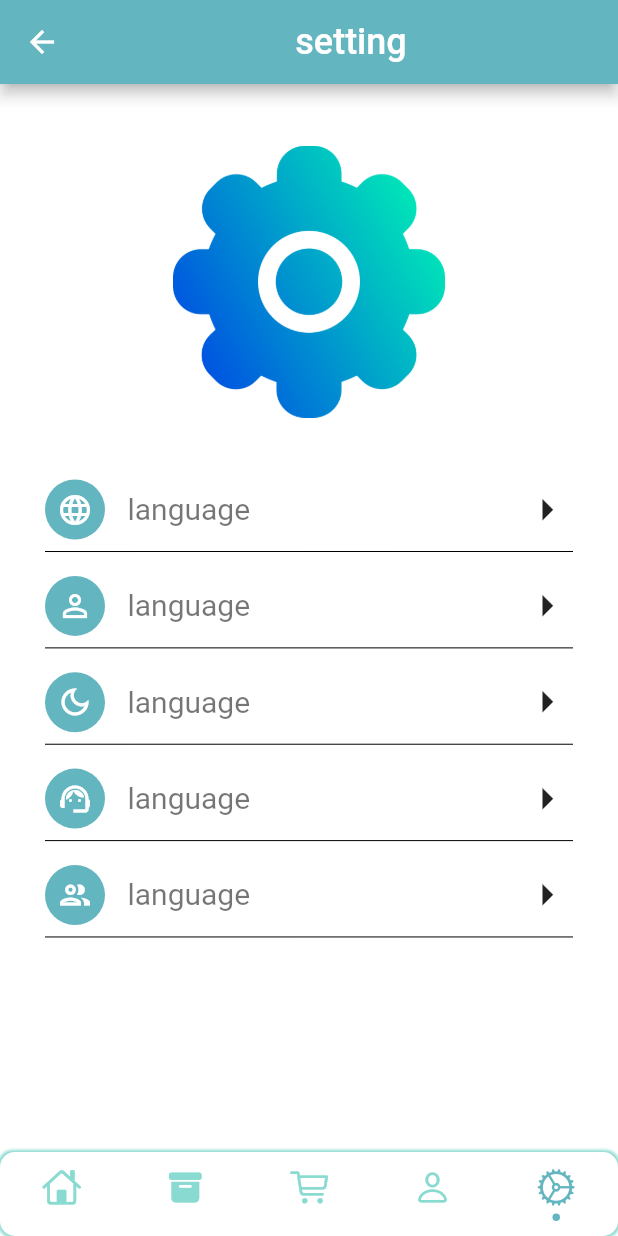
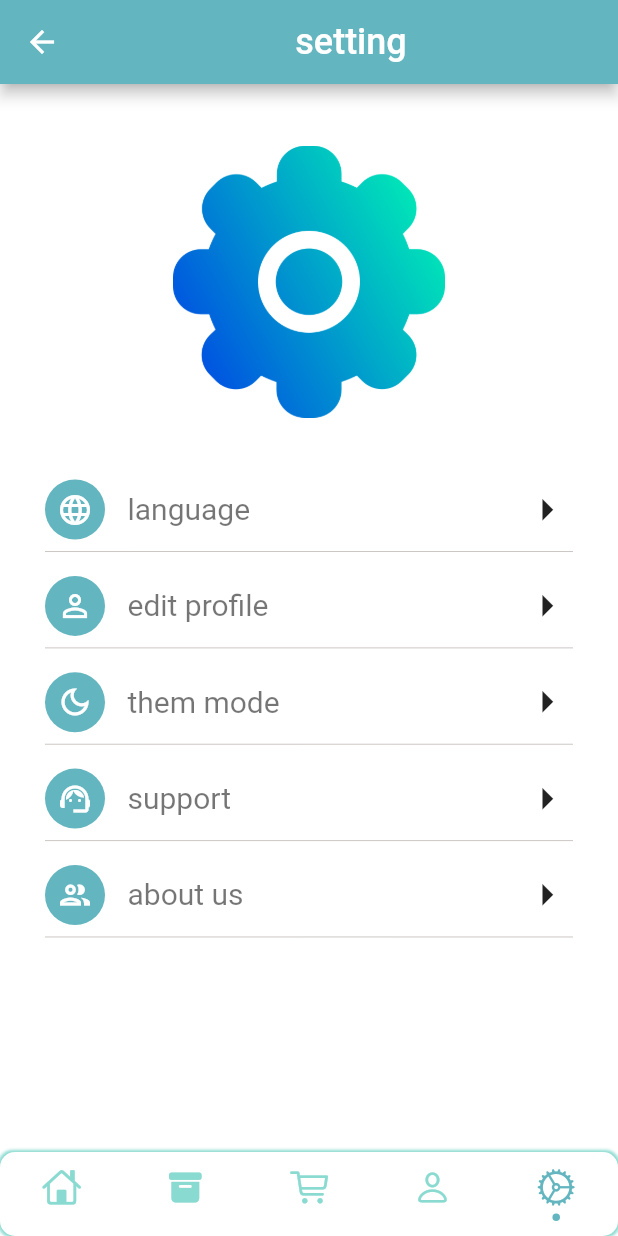
Before and after one commit to khaledsawan/Hungry-, a Flutter app: the screen it shows after launch, item 5 of the bottom bar chosen, on a phone screen of 412 x 824 dp. Run offline on Flutter 3.47's test engine with Material 2 defaults, Android fonts, the phone set to English and light mode, and no system bars; drawn by our look-alikes of persistent_bottom_nav_bar; our stand-ins replace dots_indicator, flutter_typeahead, geocoding, geolocator, get, get_storage and 3 more; missing offline and left inert: flutter_keyboard_visibility_web, flutter_secure_storage_web, geolocator_web, google_maps_flutter_web, google_maps_webservice, package_info_plus_web and 1 more; network calls fail.

Commit message:
complete setting page

```diff
--- a/lib/screen/setting/setting_page.dart
+++ b/lib/screen/setting/setting_page.dart
@@ -2,6 +2,7 @@ import 'package:flutter/material.dart';
 import 'package:get/get.dart';
 import 'package:shop_delivery_system/utils/colors.dart';
 
+import '../../routes/AppRoutes.dart';
 import '../../widgets/icon_than_text/icon_than_text.dart';
 
 class SettingPage extends StatelessWidget {
@@ -102,89 +103,7 @@ class SettingPage extends StatelessWidget {
                           ),
                           GestureDetector(
                             onTap: () {
-                              print('tapped');
-                              ChangeLanguageAlertDialog(context);
-                            },
-                            child: SizedBox(
-                                width: 35,
-                                height: 35,
-                                child: Icon(
-                                  Icons.arrow_right_outlined,
-                                  size: 35,
-                                )),
-                          )
-                        ],
-                      ),
-                      const Divider(color: Colors.black,),
-                      SizedBox(
-                        height: height * 0.01,
 
-                      ),
-                      Row(
-                        mainAxisAlignment: MainAxisAlignment.spaceBetween,
-                        children: [
-                          Icon_Than_Text(
-                            color: AppColors.mainColor,
-                            icon: Icons.person_outline,
-                            text: 'language',
-                          ),
-                          GestureDetector(
-                            onTap: () {
-                              print('tapped');
-                              ChangeLanguageAlertDialog(context);
-                            },
-                            child: SizedBox(
-                                width: 35,
-                                height: 35,
-                                child: Icon(
-                                  Icons.arrow_right_outlined,
-                                  size: 35,
-                                )),
-                          )
-                        ],
-                      ),
-                      const Divider(color: Colors.black,),
-                      SizedBox(
-                        height: height * 0.01,
-                      ),
-                      Row(
-                        mainAxisAlignment: MainAxisAlignment.spaceBetween,
-                        children: [
-                          Icon_Than_Text(
-                            color: AppColors.mainColor,
-                            icon: Icons.dark_mode_outlined,
-                            text: 'language',
-                          ),
-                          GestureDetector(
-                            onTap: () {
-                              print('tapped');
-                              ChangeLanguageAlertDialog(context);
-                            },
-                            child: SizedBox(
-                                width: 35,
-                                height: 35,
-                                child: Icon(
-                                  Icons.arrow_right_outlined,
-                                  size: 35,
-                                )),
-                          )
-                        ],
-                      ),
-                      const Divider(color: Colors.black,),
-                      SizedBox(
-                        height: height * 0.01,
-                      ),
-                      Row(
-                        mainAxisAlignment: MainAxisAlignment.spaceBetween,
-                        children: [
-                          Icon_Than_Text(
-                            color: AppColors.mainColor,
-                            icon: Icons.support_agent_outlined,
-                            text: 'language',
-                          ),
-                          GestureDetector(
-                            onTap: () {
-                              print('tapped');
                               ChangeLanguageAlertDialog(context);
                             },
                             child: const SizedBox(
@@ -197,22 +116,23 @@ class SettingPage extends StatelessWidget {
                           )
                         ],
                       ),
-                      const Divider(color: Colors.black,),
+                       Divider(color: AppColors.textColor,),
                       SizedBox(
                         height: height * 0.01,
+
                       ),
                       Row(
                         mainAxisAlignment: MainAxisAlignment.spaceBetween,
                         children: [
                           Icon_Than_Text(
                             color: AppColors.mainColor,
-                            icon: Icons.group_outlined,
-                            text: 'language',
+                            icon: Icons.person_outline,
+                            text: 'edit profile',
                           ),
                           GestureDetector(
                             onTap: () {
                               print('tapped');
-                              ChangeLanguageAlertDialog(context);
+                              Get.toNamed(AppRoutes.EditProfile);
                             },
                             child: SizedBox(
                                 width: 35,
@@ -224,7 +144,88 @@ class SettingPage extends StatelessWidget {
                           )
                         ],
                       ),
-                      const Divider(color: Colors.black,),
+                       Divider(color: AppColors.textColor,),
+                      SizedBox(
+                        height: height * 0.01,
+                      ),
+                      Row(
+                        mainAxisAlignment: MainAxisAlignment.spaceBetween,
+                        children: [
+                          Icon_Than_Text(
+                            color: AppColors.mainColor,
+                            icon: Icons.dark_mode_outlined,
+                            text: 'them mode',
+                          ),
+                          GestureDetector(
+                            onTap: () {
+                              print('tapped');
+                             // Get.theme.c;
+                            },
+                            child: SizedBox(
+                                width: 35,
+                                height: 35,
+                                child: Icon(
+                                  Icons.arrow_right_outlined,
+                                  size: 35,
+                                )),
+                          )
+                        ],
+                      ),
+                       Divider(color: AppColors.textColor,),
+                      SizedBox(
+                        height: height * 0.01,
+                      ),
+                      Row(
+                        mainAxisAlignment: MainAxisAlignment.spaceBetween,
+                        children: [
+                          Icon_Than_Text(
+                            color: AppColors.mainColor,
+                            icon: Icons.support_agent_outlined,
+                            text: 'support',
+                          ),
+                          GestureDetector(
+                            onTap: () {
+                              print('tapped');
+                             Get.toNamed(AppRoutes.Support);
+                           },
+                            child: const SizedBox(
+                                width: 35,
+                                height: 35,
+                                child: Icon(
+                                  Icons.arrow_right_outlined,
+                                  size: 35,
+                                )),
+                          )
+                        ],
+                      ),
+                       Divider(color: AppColors.textColor,),
+                      SizedBox(
+                        height: height * 0.01,
+                      ),
+                      Row(
+                        mainAxisAlignment: MainAxisAlignment.spaceBetween,
+                        children: [
+                          Icon_Than_Text(
+                            color: AppColors.mainColor,
+                            icon: Icons.group_outlined,
+                            text: 'about us',
+                          ),
+                          GestureDetector(
+                            onTap: () {
+                              print('tapped');
+                             Get.toNamed(AppRoutes.Aboutpage);
+                            },
+                            child: SizedBox(
+                                width: 35,
+                                height: 35,
+                                child: Icon(
+                                  Icons.arrow_right_outlined,
+                                  size: 35,
+                                )),
+                          )
+                        ],
+                      ),
+                       Divider(color: AppColors.textColor,),
                       SizedBox(
                         height: height * 0.01,
                       ),
```
